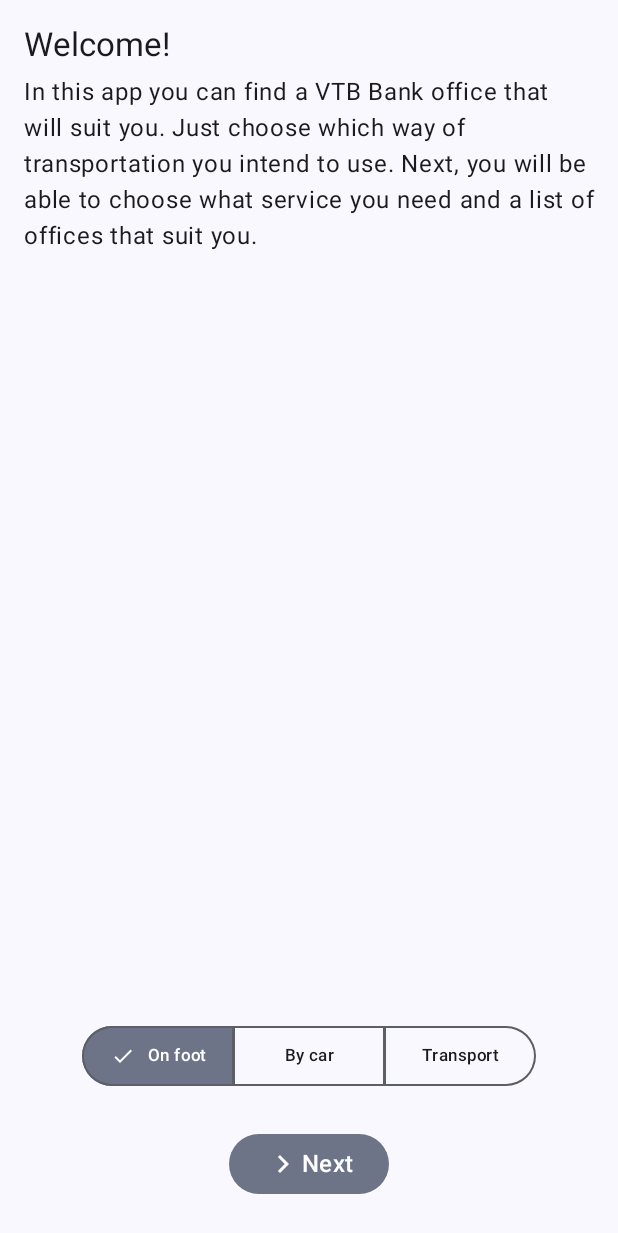
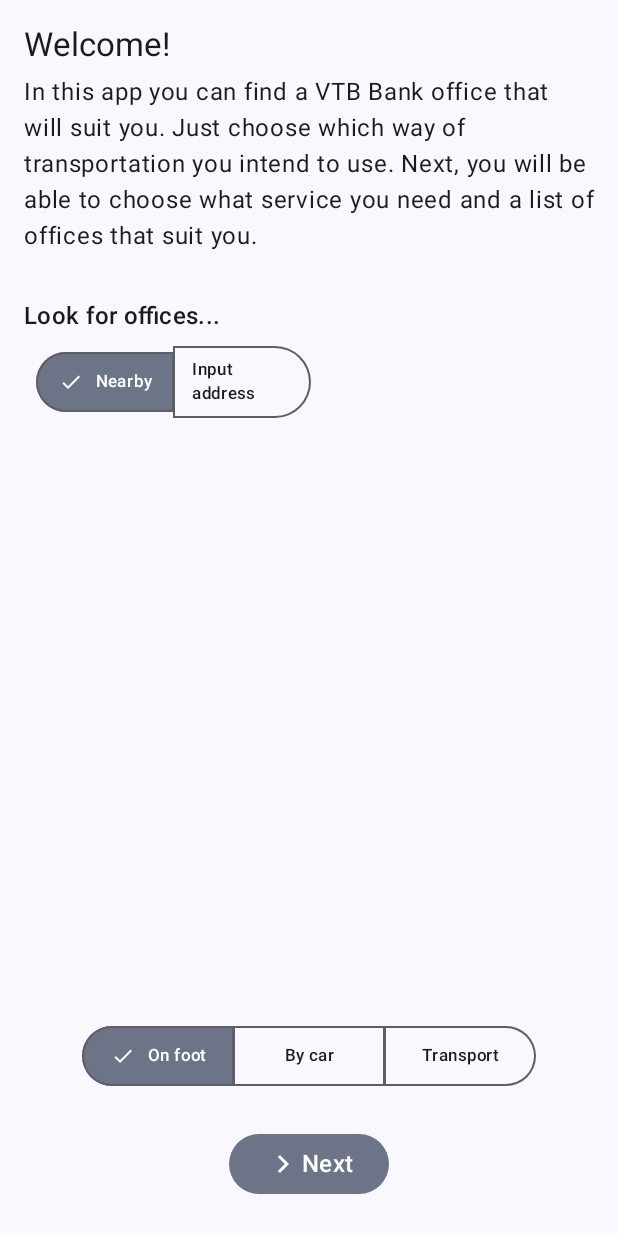
Before and after one commit to MireaTeam/MoreTech2023, an Android app built with Jetpack Compose: the @Preview function WelcomeScreenPreview, on a phone screen of 412 x 824 dp. Shown: the top 1233 px of the screen. Run offline under Robolectric (Android 15) with nearby library versions, the phone set to English and light mode, and no system bars.

Commit message:
Added manual location input to WelcomeScreen.kt

```diff
--- a/app/src/main/java/ru/mirea/moretech2023/ui/screens/welcome/WelcomeScreen.kt
+++ b/app/src/main/java/ru/mirea/moretech2023/ui/screens/welcome/WelcomeScreen.kt
@@ -1,6 +1,7 @@
 package ru.mirea.moretech2023.ui.screens.welcome
 
 import android.content.res.Configuration
+import androidx.compose.animation.AnimatedVisibility
 import androidx.compose.foundation.layout.Column
 import androidx.compose.foundation.layout.Row
 import androidx.compose.foundation.layout.fillMaxSize
@@ -14,10 +15,13 @@ import androidx.compose.material3.SegmentedButtonDefaults
 import androidx.compose.material3.SingleChoiceSegmentedButtonRow
 import androidx.compose.material3.Surface
 import androidx.compose.material3.Text
+import androidx.compose.material3.TextField
 import androidx.compose.runtime.Composable
 import androidx.compose.runtime.getValue
 import androidx.compose.runtime.mutableIntStateOf
+import androidx.compose.runtime.mutableStateOf
 import androidx.compose.runtime.remember
+import androidx.compose.runtime.saveable.rememberSaveable
 import androidx.compose.runtime.setValue
 import androidx.compose.ui.Alignment
 import androidx.compose.ui.Modifier
@@ -31,20 +35,42 @@ import ru.mirea.moretech2023.ui.theme.MoreTech2023Theme
 
 @Composable
 fun WelcomeScreen() {
+    var selectedLocationMethodIndex by rememberSaveable { mutableIntStateOf(0) }
+    var typedAddress by rememberSaveable { mutableStateOf("") }
+
+    var selectedTransportationMethodIndex by remember { mutableIntStateOf(0) }
+
     MoreTech2023Theme {
         Surface(modifier = Modifier.fillMaxSize()) {
             Column {
                 Column(Modifier.weight(1f)) {
                     WelcomeText()
+                    ChooseAutoOrManualLocation(
+                        Modifier.padding(16.dp),
+                        { newIndex -> selectedLocationMethodIndex = newIndex },
+                        selectedLocationMethodIndex
+                    )
+
+                    AnimatedVisibility(visible = selectedLocationMethodIndex == 1) {
+                        InputAddressManually(
+                            value = typedAddress,
+                            onValueChange = { typedAddress = it },
+                            modifier = Modifier.padding(start = 16.dp)
+                        )
+                    }
+
                 }
 
                 ChooseWayOfTransportation(
+                    { newIndex -> selectedTransportationMethodIndex = newIndex },
+                    selectedTransportationMethodIndex,
                     modifier = Modifier
                         .align(Alignment.CenterHorizontally)
                         .padding(bottom = 16.dp)
                 )
 
                 NextButton(
+                    onClick = { }, // TODO: Add navigation to next screen
                     modifier = Modifier
                         .align(Alignment.CenterHorizontally)
                         .padding(bottom = 16.dp)
@@ -86,12 +112,62 @@ fun WelcomeText(modifier: Modifier = Modifier) {
     }
 }
 
-// TODO: Add typing in location
 
 @OptIn(ExperimentalMaterial3Api::class)
 @Composable
-fun ChooseWayOfTransportation(modifier: Modifier = Modifier) {
-    var selectedIndex by remember { mutableIntStateOf(0) }
+fun ChooseAutoOrManualLocation(
+    modifier: Modifier = Modifier,
+    onChoiceSelected: (Int) -> Unit,
+    currentSelected: Int
+) {
+
+    val options = listOf(
+        stringResource(R.string.nearby),
+        stringResource(R.string.input_address),
+    )
+
+    Column(modifier = modifier) {
+        Text(
+            text = stringResource(R.string.look_for_offices),
+            style = MaterialTheme.typography.titleMedium
+        )
+
+        SingleChoiceSegmentedButtonRow(Modifier.padding(8.dp)) {
+            options.forEachIndexed { index, label ->
+                SegmentedButton(
+                    shape = SegmentedButtonDefaults.itemShape(index = index, count = options.size),
+                    onClick = { onChoiceSelected(index) },
+                    selected = index == currentSelected
+                ) {
+                    Text(label, style = MaterialTheme.typography.labelSmall)
+                }
+            }
+        }
+    }
+}
+
+@Composable
+fun InputAddressManually(
+    value: String,
+    onValueChange: (String) -> Unit,
+    modifier: Modifier = Modifier
+) {
+    TextField(
+        value = value,
+        onValueChange = onValueChange,
+        label = { Text(stringResource(R.string.input_address)) },
+        modifier = modifier
+    )
+}
+
+@OptIn(ExperimentalMaterial3Api::class)
+@Composable
+fun ChooseWayOfTransportation(
+    onChoiceSelected: (Int) -> Unit,
+    currentSelected: Int,
+    modifier: Modifier = Modifier
+) {
+
     val options = listOf(
         stringResource(R.string.on_foot),
         stringResource(R.string.by_car),
@@ -102,8 +178,8 @@ fun ChooseWayOfTransportation(modifier: Modifier = Modifier) {
         options.forEachIndexed { index, label ->
             SegmentedButton(
                 shape = SegmentedButtonDefaults.itemShape(index = index, count = options.size),
-                onClick = { selectedIndex = index },
-                selected = index == selectedIndex
+                onClick = { onChoiceSelected(index) },
+                selected = index == currentSelected
             ) {
                 Text(label, style = MaterialTheme.typography.labelSmall)
             }
@@ -112,8 +188,8 @@ fun ChooseWayOfTransportation(modifier: Modifier = Modifier) {
 }
 
 @Composable
-fun NextButton(modifier: Modifier = Modifier) {
-    FilledTonalButton(onClick = { /*TODO*/ }, modifier = modifier.padding(8.dp)) {
+fun NextButton(onClick: () -> Unit, modifier: Modifier = Modifier) {
+    FilledTonalButton(onClick = onClick, modifier = modifier.padding(8.dp)) {
         Row {
             Icon(
                 painter = painterResource(id = R.drawable.baseline_navigate_next_24_white),
--- a/app/src/main/res/values/strings.xml
+++ b/app/src/main/res/values/strings.xml
@@ -9,4 +9,7 @@
     <string name="choose_service">Choose service</string>
     <string name="for_individuals">For individuals</string>
     <string name="for_business">For business</string>
+    <string name="nearby">Nearby</string>
+    <string name="input_address">Input address</string>
+    <string name="look_for_offices">Look for offices...</string>
 </resources>
```
Also changed, not shown: 1 other file.
